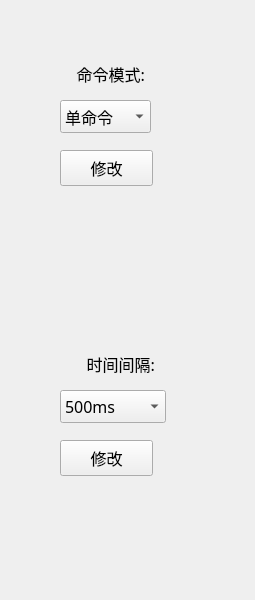
Old version of the form IDC_TestSystem/eload/eload_toolbox/eload_settingtoolwid.ui in the repository ChinaClever/IDC_TestSystem.
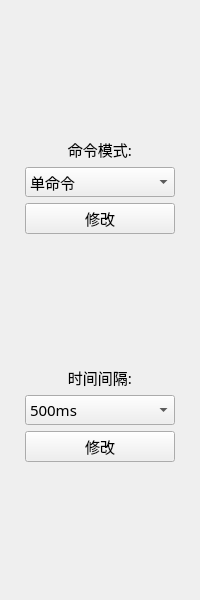
New version of the form.

What changed in the file:
```diff
--- a/IDC_TestSystem/eload/eload_toolbox/eload_settingtoolwid.ui
+++ b/IDC_TestSystem/eload/eload_toolbox/eload_settingtoolwid.ui
@@ -6,82 +6,57 @@
    <rect>
     <x>0</x>
     <y>0</y>
-    <width>255</width>
+    <width>200</width>
     <height>600</height>
    </rect>
   </property>
   <property name="font">
    <font>
     <family>微软雅黑</family>
-    <pointsize>12</pointsize>
+    <pointsize>11</pointsize>
    </font>
   </property>
   <property name="windowTitle">
    <string>Form</string>
   </property>
-  <widget class="QPushButton" name="cmdBtn">
-   <property name="geometry">
-    <rect>
-     <x>60</x>
-     <y>150</y>
-     <width>93</width>
-     <height>36</height>
-    </rect>
+  <layout class="QVBoxLayout" name="verticalLayout">
+   <property name="leftMargin">
+    <number>25</number>
    </property>
-   <property name="minimumSize">
-    <size>
-     <width>0</width>
-     <height>31</height>
-    </size>
+   <property name="rightMargin">
+    <number>25</number>
    </property>
-   <property name="text">
-    <string>修改</string>
-   </property>
-  </widget>
-  <widget class="QPushButton" name="timeBtn">
-   <property name="geometry">
-    <rect>
-     <x>60</x>
-     <y>440</y>
-     <width>93</width>
-     <height>36</height>
-    </rect>
-   </property>
-   <property name="minimumSize">
+   <item>
+    <spacer name="verticalSpacer">
+     <property name="orientation">
+      <enum>Qt::Vertical</enum>
+     </property>
+     <property name="sizeHint" stdset="0">
     <size>
-     <width>0</width>
-     <height>31</height>
-    </size>
-   </property>
-   <property name="text">
-    <string>修改</string>
-   </property>
-  </widget>
+       <width>20</width>
+       <height>40</height>
+      </size>
+     </property>
+    </spacer>
+   </item>
+   <item>
   <widget class="QLabel" name="label_8">
-   <property name="geometry">
-    <rect>
-     <x>60</x>
-     <y>60</y>
-     <width>85</width>
-     <height>27</height>
-    </rect>
+     <property name="layoutDirection">
+      <enum>Qt::LeftToRight</enum>
    </property>
    <property name="text">
     <string>命令模式:</string>
    </property>
+     <property name="textFormat">
+      <enum>Qt::AutoText</enum>
+     </property>
    <property name="alignment">
-    <set>Qt::AlignRight|Qt::AlignTrailing|Qt::AlignVCenter</set>
-   </property>
-  </widget>
+      <set>Qt::AlignCenter</set>
+     </property>
+    </widget>
+   </item>
+   <item>
   <widget class="QComboBox" name="cmdBox">
-   <property name="geometry">
-    <rect>
-     <x>60</x>
-     <y>100</y>
-     <width>91</width>
-     <height>33</height>
-    </rect>
-   </property>
    <item>
     <property name="text">
      <string>单命令</string>
@@ -93,31 +68,45 @@
     </property>
    </item>
   </widget>
+   </item>
+   <item>
+    <widget class="QPushButton" name="cmdBtn">
+     <property name="minimumSize">
+      <size>
+       <width>0</width>
+       <height>31</height>
+      </size>
+     </property>
+     <property name="text">
+      <string>修改</string>
+     </property>
+    </widget>
+   </item>
+   <item>
+    <spacer name="verticalSpacer_2">
+     <property name="orientation">
+      <enum>Qt::Vertical</enum>
+     </property>
+     <property name="sizeHint" stdset="0">
+      <size>
+       <width>20</width>
+       <height>40</height>
+      </size>
+     </property>
+    </spacer>
+   </item>
+   <item>
   <widget class="QLabel" name="label_7">
-   <property name="geometry">
-    <rect>
-     <x>70</x>
-     <y>350</y>
-     <width>85</width>
-     <height>27</height>
-    </rect>
-   </property>
    <property name="text">
     <string>时间间隔:</string>
    </property>
    <property name="alignment">
-    <set>Qt::AlignRight|Qt::AlignTrailing|Qt::AlignVCenter</set>
-   </property>
-  </widget>
+      <set>Qt::AlignCenter</set>
+     </property>
+    </widget>
+   </item>
+   <item>
   <widget class="QComboBox" name="timeBox">
-   <property name="geometry">
-    <rect>
-     <x>60</x>
-     <y>390</y>
-     <width>106</width>
-     <height>33</height>
-    </rect>
-   </property>
    <item>
     <property name="text">
      <string>500ms</string>
@@ -134,6 +123,34 @@
     </property>
    </item>
   </widget>
+   </item>
+   <item>
+    <widget class="QPushButton" name="timeBtn">
+     <property name="minimumSize">
+      <size>
+       <width>0</width>
+       <height>31</height>
+      </size>
+     </property>
+     <property name="text">
+      <string>修改</string>
+     </property>
+    </widget>
+   </item>
+   <item>
+    <spacer name="verticalSpacer_3">
+     <property name="orientation">
+      <enum>Qt::Vertical</enum>
+     </property>
+     <property name="sizeHint" stdset="0">
+      <size>
+       <width>20</width>
+       <height>40</height>
+      </size>
+     </property>
+    </spacer>
+   </item>
+  </layout>
  </widget>
  <resources/>
  <connections/>
```
Lines whose indentation alone changed are shown as unchanged.
